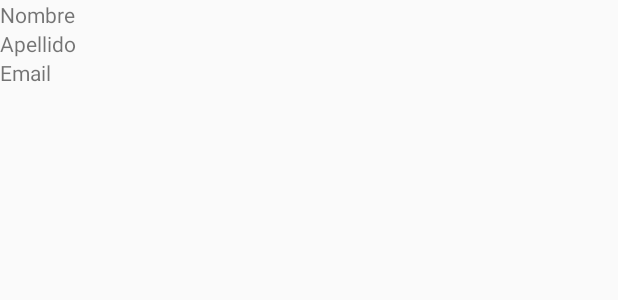
After one commit to Viter1/Agenda4_Mobile1.1, an Android app: the layout contacto.xml on its own in the app's theme, with its tools: preview values and no code run, on a phone screen of 412 x 824 dp. The commit adds this screen. Shown: the top 300 px of the screen. Run offline under Robolectric (Android 15) with nearby library versions, the phone set to English and light mode, and no system bars; network calls fail.

Commit message:
Merge branch 'master' of https://github.com/Viter1/Agenda4_Mobile
# Conflicts:
#	.idea/vcs.xml

```diff
--- a/app/src/main/res/layout/activity_main.xml
+++ b/app/src/main/res/layout/activity_main.xml
@@ -99,6 +99,7 @@
         app:layout_constraintTop_toTopOf="parent" />
 
     <RelativeLayout
+        android:id="@+id/rl_vista"
         android:layout_width="348dp"
         android:layout_height="170dp"
         android:layout_marginTop="216dp"
--- /dev/null
+++ b/app/src/main/res/layout/contacto.xml
@@ -0,0 +1,23 @@
+<?xml version="1.0" encoding="utf-8"?>
+<LinearLayout xmlns:android="http://schemas.android.com/apk/res/android"
+    android:orientation="vertical" android:layout_width="match_parent"
+    android:layout_height="match_parent">
+
+    <TextView
+        android:id="@+id/tv_nombre_lv"
+        android:layout_width="match_parent"
+        android:layout_height="wrap_content"
+        android:text="Nombre" />
+
+    <TextView
+        android:id="@+id/tv_apellido_lv"
+        android:layout_width="match_parent"
+        android:layout_height="wrap_content"
+        android:text="Apellido" />
+
+    <TextView
+        android:id="@+id/tv_email_lv"
+        android:layout_width="match_parent"
+        android:layout_height="wrap_content"
+        android:text="Email" />
+</LinearLayout>
```
Also changed, not shown: app/src/main/java/com/example/agenda4/Adaptador.java (added, +106 -0 lines), app/src/main/java/com/example/agenda4/MainActivity.java (+11 -5 lines).
